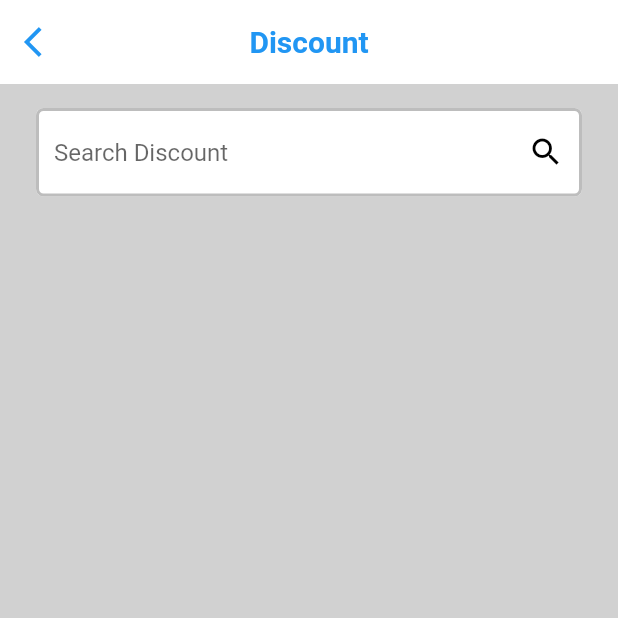
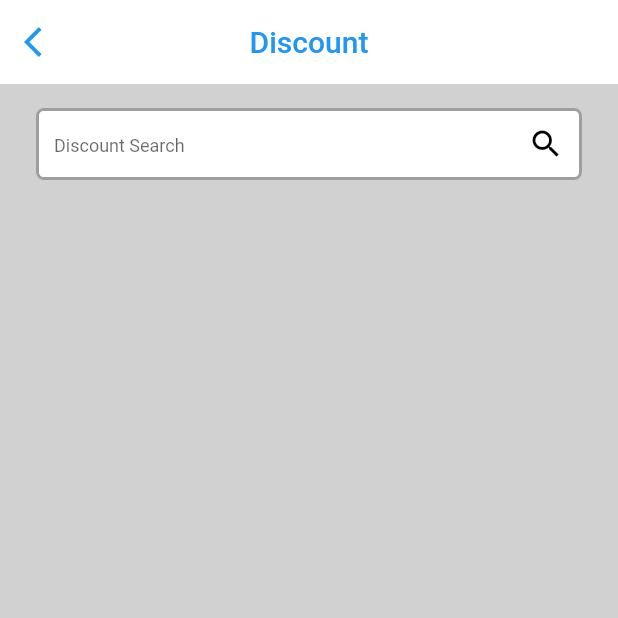
Before and after one commit to Abdusamad98/test_project, a Flutter app: the screen it shows after launch, on a phone screen of 412 x 824 dp, the top half of it. Run offline on Flutter 3.47's test engine with Material 2 defaults, Android fonts, the phone set to English and light mode, and no system bars.

Commit message:
some changes

```diff
--- a/lib/main.dart
+++ b/lib/main.dart
@@ -1,5 +1,6 @@
 import 'package:flutter/material.dart';
 import 'package:test_project/task_screen.dart';
+
 
 void main() {
   runApp(
--- a/lib/task_screen.dart
+++ b/lib/task_screen.dart
@@ -20,41 +20,40 @@ class _TaskScreenState extends State<TaskScreen> {
           ),
           onPressed: () {},
         ),
+        elevation: 0,
+        backgroundColor: Colors.white,
         centerTitle: true,
         title: const Text(
           "Discount",
-          style: TextStyle(
-            color: Colors.blue,
-            fontWeight: FontWeight.w700,
-          ),
+          style: TextStyle(color: Colors.blue),
         ),
-        elevation: 0,
-        backgroundColor: Colors.white,
       ),
       body: Column(
         children: [
           Padding(
-            padding:const EdgeInsets.symmetric(horizontal: 24,vertical: 16),
+            padding: const EdgeInsets.symmetric(
+              vertical: 16,
+              horizontal: 24,
+            ),
             child: TextField(
               decoration: InputDecoration(
                 suffixIcon: IconButton(
                   icon: const Icon(
                     Icons.search,
                     color: Colors.black,
+                    size: 24,
                   ),
                   onPressed: () {},
                 ),
+                hintText: "Discount Search",
+                hintStyle: const TextStyle(fontSize: 12),
+                contentPadding: const EdgeInsets.all(12),
+                fillColor: Colors.white,
+                filled: true,
                 enabledBorder: OutlineInputBorder(
                   borderRadius: BorderRadius.circular(5),
                   borderSide: const BorderSide(
-                    color: Color(0xFFBDBDBd),
-                    width: 2,
-                  ),
-                ),
-                disabledBorder: OutlineInputBorder(
-                  borderRadius: BorderRadius.circular(5),
-                  borderSide: const BorderSide(
-                    color: Color(0xFFBDBDBd),
+                    color: Colors.grey,
                     width: 2,
                   ),
                 ),
@@ -65,9 +64,6 @@ class _TaskScreenState extends State<TaskScreen> {
                     width: 2,
                   ),
                 ),
-                hintText: "Search Discount",
-                fillColor: Colors.white,
-                filled: true,
               ),
             ),
           )
```
